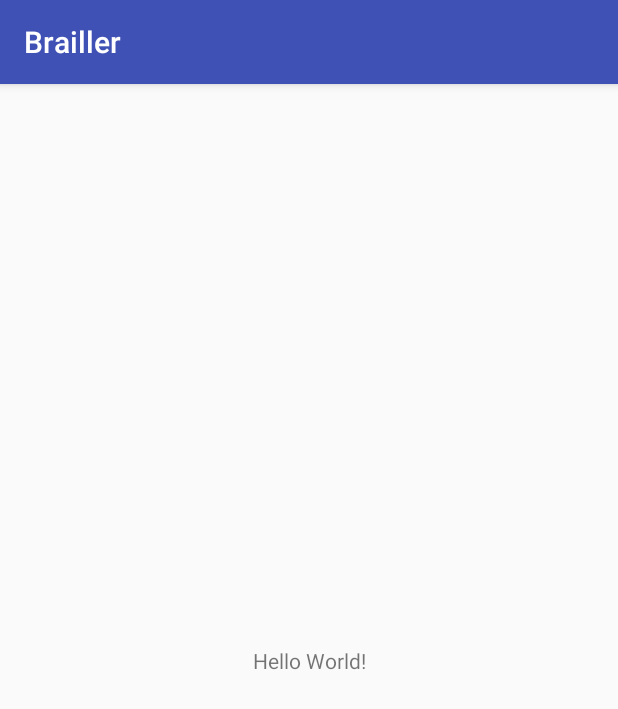
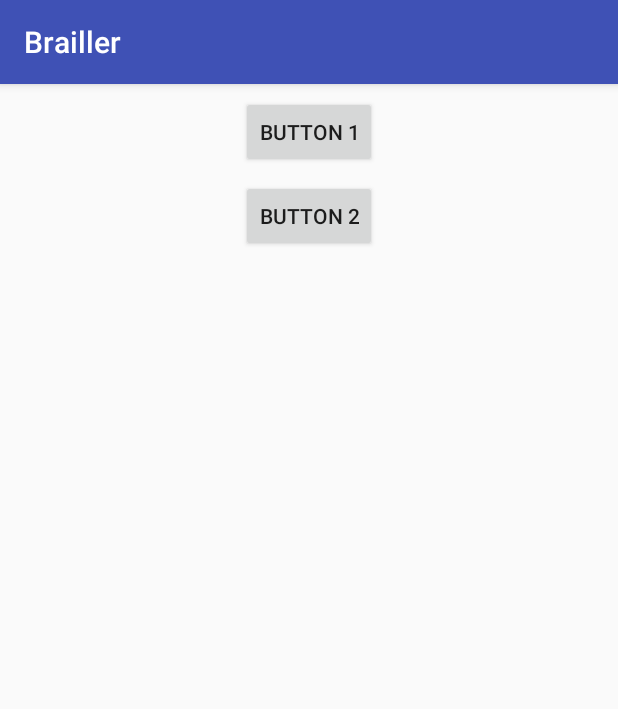
Before and after one commit to gmadrid/brailler, an Android app: the screen it shows after launch (MainActivity), on a phone screen of 412 x 824 dp. Shown: the top 709 px of the screen. Run offline under Robolectric (Android 15) with nearby library versions, the phone set to English and light mode, and no system bars.

Commit message:
adding some buttons

```diff
--- a/app/src/main/res/layout/activity_main.xml
+++ b/app/src/main/res/layout/activity_main.xml
@@ -6,13 +6,28 @@
     android:layout_height="match_parent"
     tools:context="com.scrawlsoft.brailler.MainActivity">
 
-    <TextView
+    <Button
+        android:id="@+id/button"
         android:layout_width="wrap_content"
         android:layout_height="wrap_content"
-        android:text="Hello World!"
-        app:layout_constraintBottom_toBottomOf="parent"
+        android:text="Button 1"
+        android:layout_marginRight="8dp"
+        app:layout_constraintRight_toRightOf="parent"
+        android:layout_marginLeft="8dp"
         app:layout_constraintLeft_toLeftOf="parent"
+        app:layout_constraintTop_toTopOf="parent"
+        android:layout_marginTop="8dp"
+        app:layout_constraintHorizontal_bias="0.501" />
+
+    <Button
+        android:id="@+id/button2"
+        android:layout_width="wrap_content"
+        android:layout_height="wrap_content"
+        android:text="Button 2"
+        android:layout_marginTop="8dp"
+        app:layout_constraintTop_toBottomOf="@+id/button"
+        android:layout_marginRight="8dp"
         app:layout_constraintRight_toRightOf="parent"
-        app:layout_constraintTop_toTopOf="parent" />
-
+        android:layout_marginLeft="8dp"
+        app:layout_constraintLeft_toLeftOf="parent" />
 </android.support.constraint.ConstraintLayout>
```
Also changed, not shown: app/src/main/java/com/scrawlsoft/brailler/Cell.java (+6 -5 lines).
